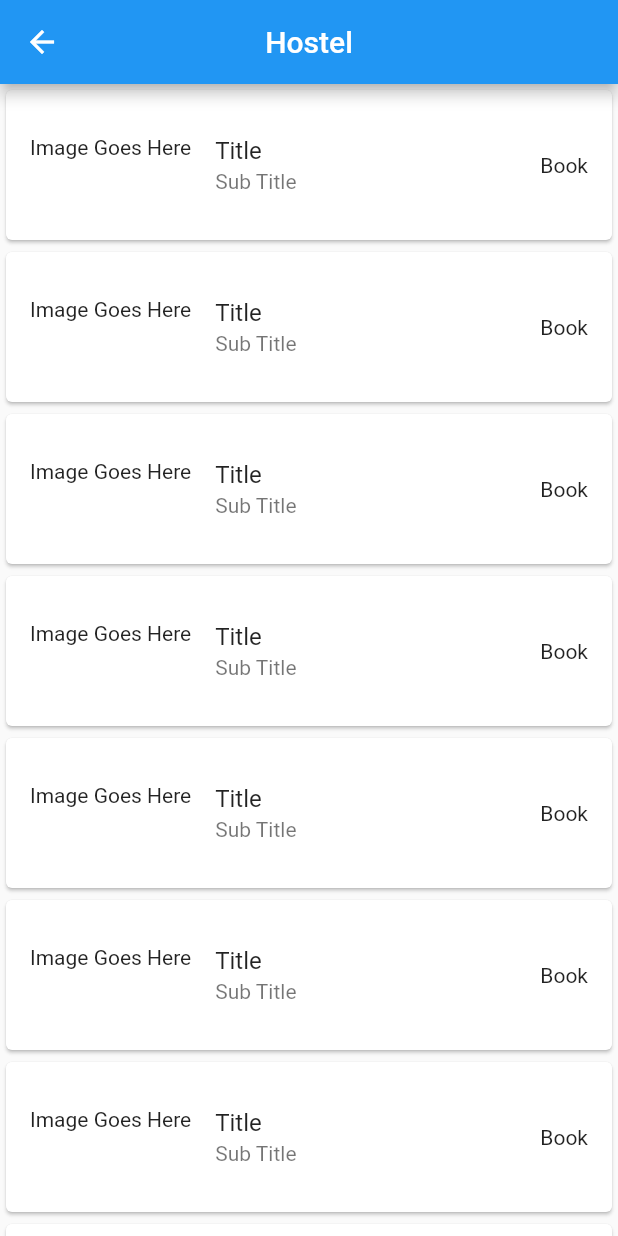
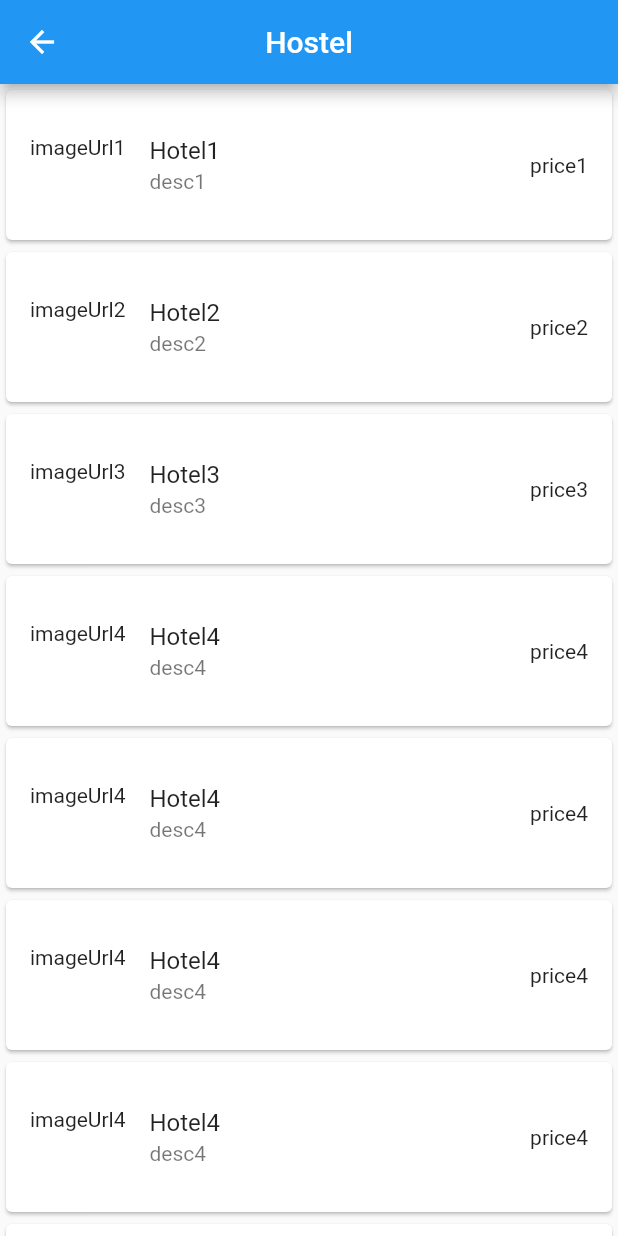
Before and after one commit to CodeForGhost/hostel_booking, a Flutter app: the MainScreen screen opened directly, on a phone screen of 412 x 824 dp. Run offline on Flutter 3.47's test engine with Material 2 defaults, Android fonts, the light colour scheme and no system bars.

Commit message:
Navigation Part Done. Main Screen to Hostel Screen.

```diff
--- a/hostel_front_end/lib/screens/main_screen.dart
+++ b/hostel_front_end/lib/screens/main_screen.dart
@@ -1,4 +1,5 @@
 import 'package:flutter/material.dart';
+import 'package:hostel_front_end/screens/hostel_screen.dart';
 
 import '../widgets/hostel_card_widget.dart';
 
@@ -9,18 +10,85 @@ class MainScreen extends StatelessWidget {
 
   @override
   Widget build(BuildContext context) {
+    List data = [
+      {
+        'name': "Hotel1",
+        "imageUrl": "imageUrl1",
+        "desc": "desc1",
+        "price": "price1"
+      },
+      {
+        'name': "Hotel2",
+        "imageUrl": "imageUrl2",
+        "desc": "desc2",
+        "price": "price2"
+      },
+      {
+        'name': "Hotel3",
+        "imageUrl": "imageUrl3",
+        "desc": "desc3",
+        "price": "price3"
+      },
+      {
+        'name': "Hotel4",
+        "imageUrl": "imageUrl4",
+        "desc": "desc4",
+        "price": "price4"
+      },
+      {
+        'name': "Hotel4",
+        "imageUrl": "imageUrl4",
+        "desc": "desc4",
+        "price": "price4"
+      },
+      {
+        'name': "Hotel4",
+        "imageUrl": "imageUrl4",
+        "desc": "desc4",
+        "price": "price4"
+      },
+      {
+        'name': "Hotel4",
+        "imageUrl": "imageUrl4",
+        "desc": "desc4",
+        "price": "price4"
+      },
+      {
+        'name': "Hotel4",
+        "imageUrl": "imageUrl4",
+        "desc": "desc4",
+        "price": "price4"
+      },
+    ];
+
     return Scaffold(
       appBar: AppBar(
         title: Text("Hostel"),
         centerTitle: true,
       ),
       body: ListView.builder(
-        itemCount: 8,
+        itemCount: data.length,
         itemBuilder: (context, index) => InkWell(
-            onTap: () {
-              print(index);
-            },
-            child: HostelCardWidget()),
+          onTap: () {
+            Navigator.push(
+              context,
+              MaterialPageRoute(
+                builder: (context) => HostelScreen(
+                  imageUrl: data[index]!['imageUrl'],
+                  desc: data[index]!['desc'],
+                  name: data[index]!['name'],
+                  price: data[index]!["price"],
+                ),
+              ),
+            );
+          },
+          child: HostelCardWidget(
+            imageUrl: data[index]!['imageUrl'],
+            name: data[index]!['name'],
+            desc: data[index]!['desc'],
+            price: data[index]!['price'],
+          ),
+        ),
       ),
     );
   }
--- a/hostel_front_end/lib/widgets/hostel_card_widget.dart
+++ b/hostel_front_end/lib/widgets/hostel_card_widget.dart
@@ -1,8 +1,16 @@
 import 'package:flutter/material.dart';
 
 class HostelCardWidget extends StatelessWidget {
+  final String imageUrl;
+  final String name;
+  final String desc;
+  final String price;
   const HostelCardWidget({
     Key? key,
+    required this.imageUrl,
+    required this.name,
+    required this.desc,
+    required this.price,
   }) : super(key: key);
 
   @override
@@ -12,10 +20,10 @@ class HostelCardWidget extends StatelessWidget {
       height: 100,
       child: Center(
         child: ListTile(
-          leading: Text("Image Goes Here"),
-          title: Text("Title"),
-          subtitle: Text("Sub Title"),
-          trailing: Text("Book"),
+          leading: Text(imageUrl),
+          title: Text(name),
+          subtitle: Text(desc),
+          trailing: Text(price),
         ),
       ),
     ));
--- a/hostel_front_end/pubspec.yaml
+++ b/hostel_front_end/pubspec.yaml
@@ -3,7 +3,7 @@ description: A new Flutter project.
 
 # The following line prevents the package from being accidentally published to
 # pub.dev using `flutter pub publish`. This is preferred for private packages.
-publish_to: 'none' # Remove this line if you wish to publish to pub.dev
+publish_to: "none" # Remove this line if you wish to publish to pub.dev
 
 # The following defines the version and build number for your application.
 # A version number is three numbers separated by dots, like 1.2.43
@@ -30,7 +30,6 @@ dependencies:
   flutter:
     sdk: flutter
 
-
   # The following adds the Cupertino Icons font to your application.
   # Use with the CupertinoIcons class for iOS style icons.
   cupertino_icons: ^1.0.2
@@ -51,7 +50,6 @@ dev_dependencies:
 
 # The following section is specific to Flutter.
 flutter:
-
   # The following line ensures that the Material Icons font is
   # included with your application, so that you can use the icons in
   # the material Icons class.
```
Also changed, not shown: hostel_front_end/lib/main.dart (+10 -3 lines), hostel_front_end/lib/screens/hostel_screen.dart (+28 -8 lines).
